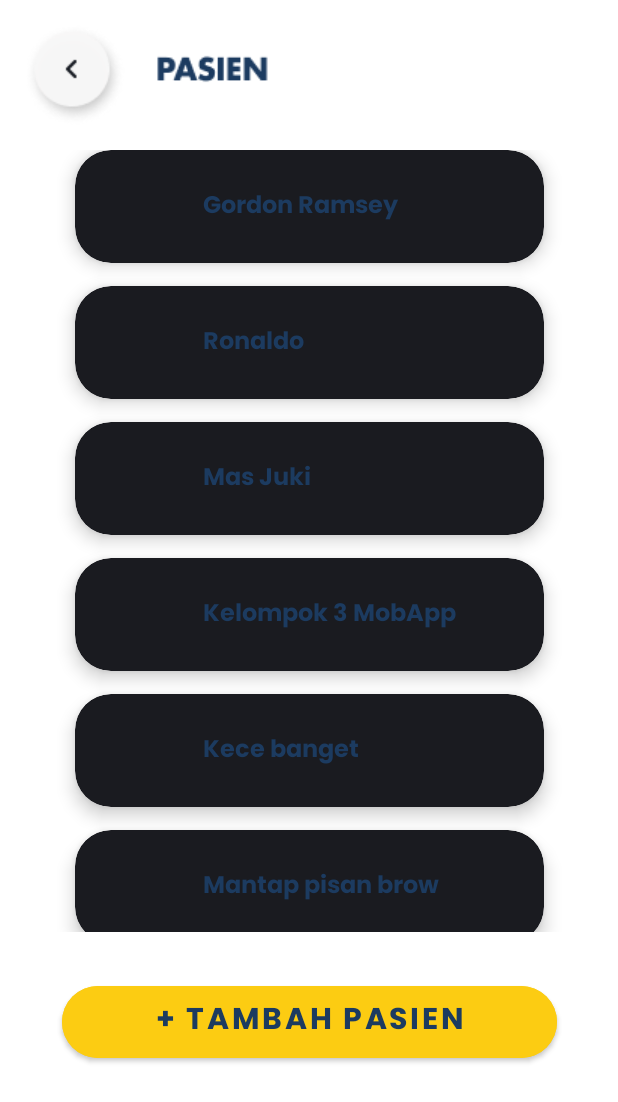
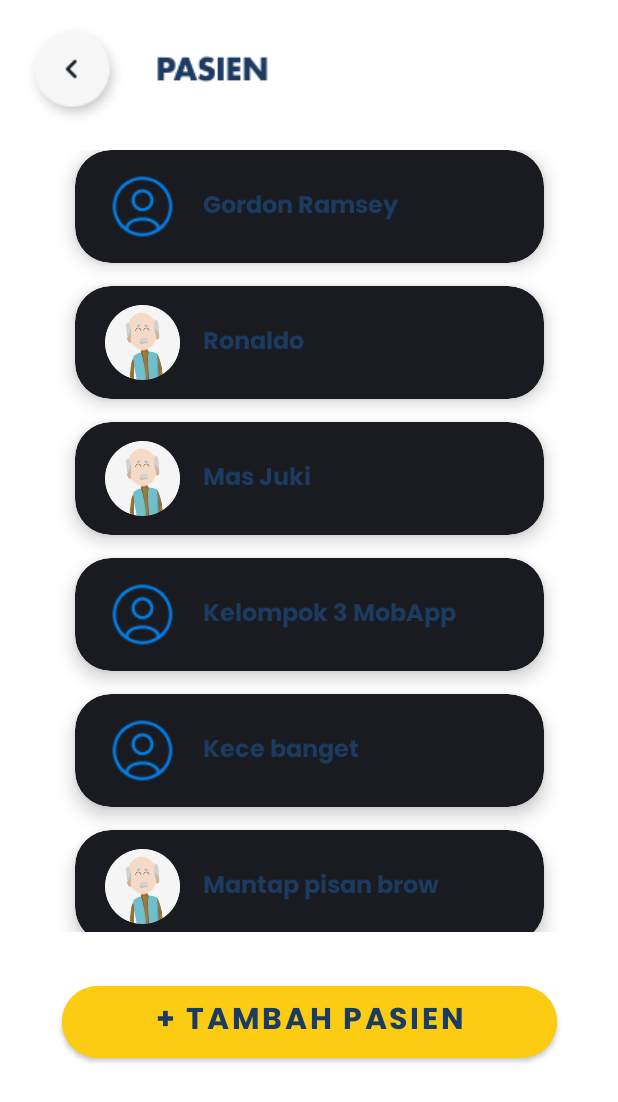
Before and after one commit to MRafliS71/Kelompok-3_Mobile-Application-New-, an Android app: the PasienPageActivity screen opened directly, with no data from a screen before it, on a phone screen of 412 x 824 dp. Shown: the top 1102 px of the screen. Run offline under Robolectric (Android 15) with nearby library versions, the phone set to English and light mode, and no system bars.

Commit message:
Amim 1.9
1. Fixing RecycelerView pada Kerabat App & Pasien App
2. Menambahkan button pada RecyclerView Pasien Page yang akan mengarah pada Profile Pasien Page (Kerabat App)

Error : Button yang ada pada setiap PopUp (tambah pesan & tambah pasien) tidak bisa di klik / tidak berfungsi

Info : Error pada update 1.5 sudah fix (solved)

```diff
--- a/KerabatApplication/app/src/main/java/com/kelompok3/fallhuge/AdapterPasien.java
+++ b/KerabatApplication/app/src/main/java/com/kelompok3/fallhuge/AdapterPasien.java
@@ -2,35 +2,70 @@ package com.kelompok3.fallhuge;
 
 import android.content.Context;
 import android.view.LayoutInflater;
+import android.view.View;
 import android.view.ViewGroup;
+import android.widget.ImageView;
+import android.widget.TextView;
 
 import androidx.annotation.NonNull;
 import androidx.recyclerview.widget.RecyclerView;
 
 import java.util.List;
 
-public class AdapterPasien extends RecyclerView.Adapter<ViewHolderPasien> {
+public class AdapterPasien extends RecyclerView.Adapter<AdapterPasien.ViewHolderPasien> {
+
+    private final InterfacePasien interfacePasien;
     Context context;
     List<ClassPasien> pasien;
 
-    public AdapterPasien(Context context, List<ClassPasien> pasien) {
+    public AdapterPasien(Context context, List<ClassPasien> pasien, InterfacePasien interfacePasien) {
         this.context = context;
         this.pasien = pasien;
+        this.interfacePasien = interfacePasien;
     }
 
     @NonNull
     @Override
     public ViewHolderPasien onCreateViewHolder(@NonNull ViewGroup parent, int viewType) {
-        return new ViewHolderPasien(LayoutInflater.from(context).inflate(R.layout.patient_row,parent,false));
+        LayoutInflater inflater = LayoutInflater.from(context);
+        View view = inflater.inflate(R.layout.patient_row,parent,false);
+
+        return new ViewHolderPasien(view, interfacePasien);
     }
 
     @Override
     public void onBindViewHolder(@NonNull ViewHolderPasien holder, int position) {
         holder.namePasien.setText(pasien.get(position).getNamePasien());
+        holder.ppPasien.setImageResource(pasien.get(position).getPpPasien());
     }
 
     @Override
     public int getItemCount() {
         return pasien.size();
     }
+
+    public static class ViewHolderPasien extends RecyclerView.ViewHolder {
+
+        TextView namePasien;
+        ImageView ppPasien;
+
+        public ViewHolderPasien(@NonNull View itemView, InterfacePasien interfacePasien) {
+            super(itemView);
+            namePasien = itemView.findViewById(R.id.namePasien);
+            ppPasien = itemView.findViewById(R.id.ppPasien);
+
+            itemView.setOnClickListener(new View.OnClickListener() {
+                @Override
+                public void onClick(View view) {
+                    if (interfacePasien != null){
+                        int pos = getAdapterPosition();
+
+                        if (pos != RecyclerView.NO_POSITION){
+                            interfacePasien.onItemClick(pos);
+                        }
+                    }
+                }
+            });
+        }
+    }
 }
--- a/KerabatApplication/app/src/main/java/com/kelompok3/fallhuge/ClassPasien.java
+++ b/KerabatApplication/app/src/main/java/com/kelompok3/fallhuge/ClassPasien.java
@@ -3,19 +3,26 @@ package com.kelompok3.fallhuge;
 public class ClassPasien {
 
     String namePasien;
+    int ppPasien;
 
-    public ClassPasien(String namePasien) {
-
+    public ClassPasien(String namePasien, int ppPasien) {
         this.namePasien = namePasien;
+        this.ppPasien = ppPasien;
     }
 
     public String getNamePasien() {
-
         return namePasien;
     }
 
     public void setNamePasien(String namePasien) {
-
         this.namePasien = namePasien;
     }
+
+    public int getPpPasien() {
+        return ppPasien;
+    }
+
+    public void setPpPasien(int ppPasien) {
+        this.ppPasien = ppPasien;
+    }
 }
--- /dev/null
+++ b/KerabatApplication/app/src/main/java/com/kelompok3/fallhuge/InterfacePasien.java
@@ -0,0 +1,5 @@
+package com.kelompok3.fallhuge;
+
+public interface InterfacePasien {
+    void onItemClick(int position);
+}
--- a/KerabatApplication/app/src/main/java/com/kelompok3/fallhuge/PasienPageActivity.java
+++ b/KerabatApplication/app/src/main/java/com/kelompok3/fallhuge/PasienPageActivity.java
@@ -17,7 +17,9 @@ import android.widget.Toast;
 import java.util.ArrayList;
 import java.util.List;
 
-public class PasienPageActivity extends AppCompatActivity {
+public class PasienPageActivity extends AppCompatActivity implements InterfacePasien{
+
+    List<ClassPasien> pasien = new ArrayList<>();
 
     @Override
     protected void onCreate(Bundle savedInstanceState) {
@@ -27,18 +29,18 @@ public class PasienPageActivity extends AppCompatActivity {
 
         RecyclerView recyclerView = findViewById(R.id.rvPasien);
 
-        List<ClassPasien> pasien = new ArrayList<>();
-        pasien.add(new ClassPasien("Gordon Ramsey"));
-        pasien.add(new ClassPasien("Ronaldo"));
-        pasien.add(new ClassPasien("Mas Juki"));
-        pasien.add(new ClassPasien("Kelompok 3 MobApp"));
-        pasien.add(new ClassPasien("Kece banget"));
-        pasien.add(new ClassPasien("Mantap pisan brow"));
-        pasien.add(new ClassPasien("Mantap pisan brow"));
-        pasien.add(new ClassPasien("Mantap pisan brow"));
+//        public List<ClassPasien> pasien = new ArrayList<>();
+        pasien.add(new ClassPasien("Gordon Ramsey", R.drawable.ppacount_default));
+        pasien.add(new ClassPasien("Ronaldo", R.drawable.ppexample));
+        pasien.add(new ClassPasien("Mas Juki", R.drawable.ppexample));
+        pasien.add(new ClassPasien("Kelompok 3 MobApp", R.drawable.ppacount_default));
+        pasien.add(new ClassPasien("Kece banget", R.drawable.ppacount_default));
+        pasien.add(new ClassPasien("Mantap pisan brow", R.drawable.ppexample));
+        pasien.add(new ClassPasien("Mantap pisan brow", R.drawable.ppexample));
+        pasien.add(new ClassPasien("Mantap pisan brow", R.drawable.ppacount_default));
 
         recyclerView.setLayoutManager(new LinearLayoutManager(this));
-        recyclerView.setAdapter(new AdapterPasien(getApplicationContext(),pasien));
+        recyclerView.setAdapter(new AdapterPasien(getApplicationContext(),pasien, this));
 
         ImageButton backButtonPatient = findViewById(R.id.back_buttonPatient);
         backButtonPatient.setOnClickListener(new View.OnClickListener() {
@@ -62,4 +64,14 @@ public class PasienPageActivity extends AppCompatActivity {
             }
         });
     }
+
+    @Override
+    public void onItemClick(int position) {
+        Intent intent = new Intent(PasienPageActivity.this, ProfilePatientPageActivity.class);
+
+        intent.putExtra("NAME", pasien.get(position).getNamePasien());
+        intent.putExtra("ProfilePicture", pasien.get(position).getPpPasien());
+
+        startActivity(intent);
+    }
 }
--- a/KerabatApplication/app/src/main/java/com/kelompok3/fallhuge/ViewHolderPasien.java
+++ /dev/null
@@ -1,17 +0,0 @@
-package com.kelompok3.fallhuge;
-
-import android.view.View;
-import android.widget.TextView;
-
-import androidx.annotation.NonNull;
-import androidx.recyclerview.widget.RecyclerView;
-
-public class ViewHolderPasien extends RecyclerView.ViewHolder {
-
-    TextView namePasien;
-
-    public ViewHolderPasien(@NonNull View itemView) {
-        super(itemView);
-        namePasien = itemView.findViewById(R.id.namePasien);
-    }
-}
--- a/KerabatApplication/app/src/main/res/layout/patient_row.xml
+++ b/KerabatApplication/app/src/main/res/layout/patient_row.xml
@@ -15,7 +15,7 @@
         android:layout_height="match_parent">
 
         <ImageView
-            android:id="@+id/imageView10"
+            android:id="@+id/ppPasien"
             android:layout_width="50dp"
             android:layout_height="50dp"
             android:layout_marginStart="20dp"
@@ -34,7 +34,7 @@
             android:textSize="16sp"
             app:layout_constraintTop_toTopOf="parent"
             app:layout_constraintBottom_toBottomOf="parent"
-            app:layout_constraintStart_toEndOf="@id/imageView10"
+            app:layout_constraintStart_toEndOf="@id/ppPasien"
             android:layout_marginStart="15dp"/>
     </androidx.constraintlayout.widget.ConstraintLayout>
 </androidx.cardview.widget.CardView>
--- a/PasienApplication/app/src/main/res/layout/activity_kerabat_patient_page.xml
+++ b/PasienApplication/app/src/main/res/layout/activity_kerabat_patient_page.xml
@@ -40,8 +40,10 @@
                 android:id="@+id/rvKerabarPatient"
                 android:layout_width="377dp"
                 android:layout_height="611dp"
+                android:paddingTop="15dp"
+                android:paddingBottom="30dp"
                 android:layout_marginHorizontal="20dp"
-                android:layout_marginTop="40dp"
+                android:layout_marginTop="70dp"
                 android:layout_marginBottom="70dp"
                 app:layout_constraintBottom_toBottomOf="parent"
                 app:layout_constraintEnd_toEndOf="parent"
```
Also changed, not shown: KerabatApplication/app/src/main/java/com/kelompok3/fallhuge/AdapterNotif.java (+24 -2 lines), KerabatApplication/app/src/main/java/com/kelompok3/fallhuge/ProfilePatientPageActivity.java (+18 -2 lines), KerabatApplication/app/src/main/java/com/kelompok3/fallhuge/ViewHolderNotif.java (deleted, +0 -27 lines), KerabatApplication/app/src/main/res/layout/activity_profilepatient_page.xml (+4 -4 lines), PasienApplication/app/src/main/java/com/kelompok3/fallhuge/AdapterKerabat.java (+19 -2 lines), PasienApplication/app/src/main/java/com/kelompok3/fallhuge/AdapterMessage.java (+25 -2 lines), PasienApplication/app/src/main/java/com/kelompok3/fallhuge/AdapterNotif.java (+24 -2 lines), PasienApplication/app/src/main/java/com/kelompok3/fallhuge/ViewHolderKerabat.java (deleted, +0 -23 lines), PasienApplication/app/src/main/java/com/kelompok3/fallhuge/ViewHolderMessage.java (deleted, +0 -20 lines), PasienApplication/app/src/main/java/com/kelompok3/fallhuge/ViewHolderNotif.java (deleted, +0 -27 lines), PasienApplication/app/src/main/res/layout/activity_message_page.xml (+5 -2 lines).
